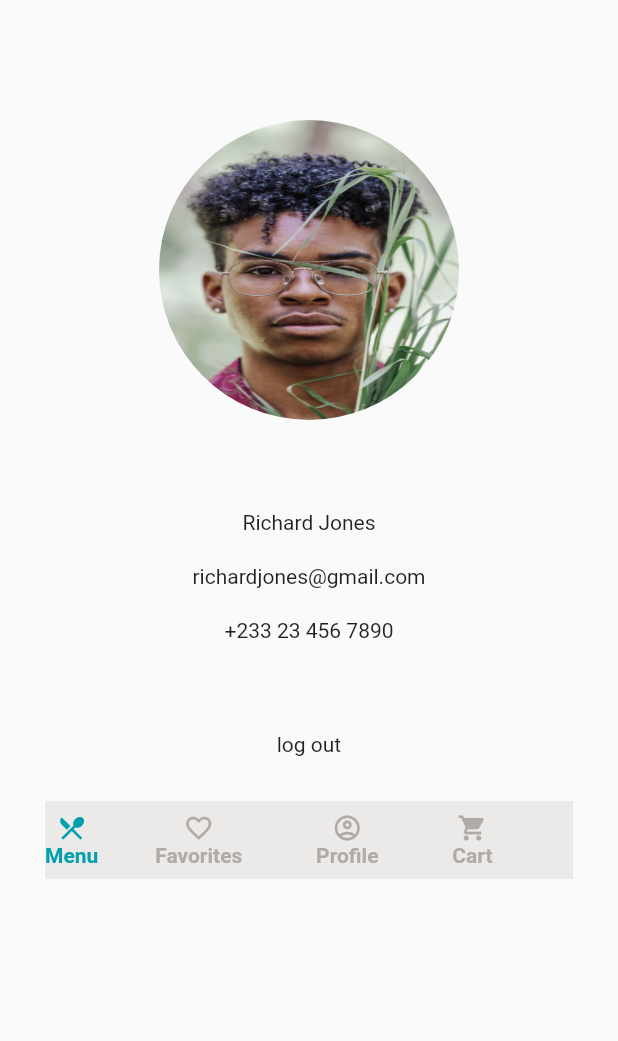
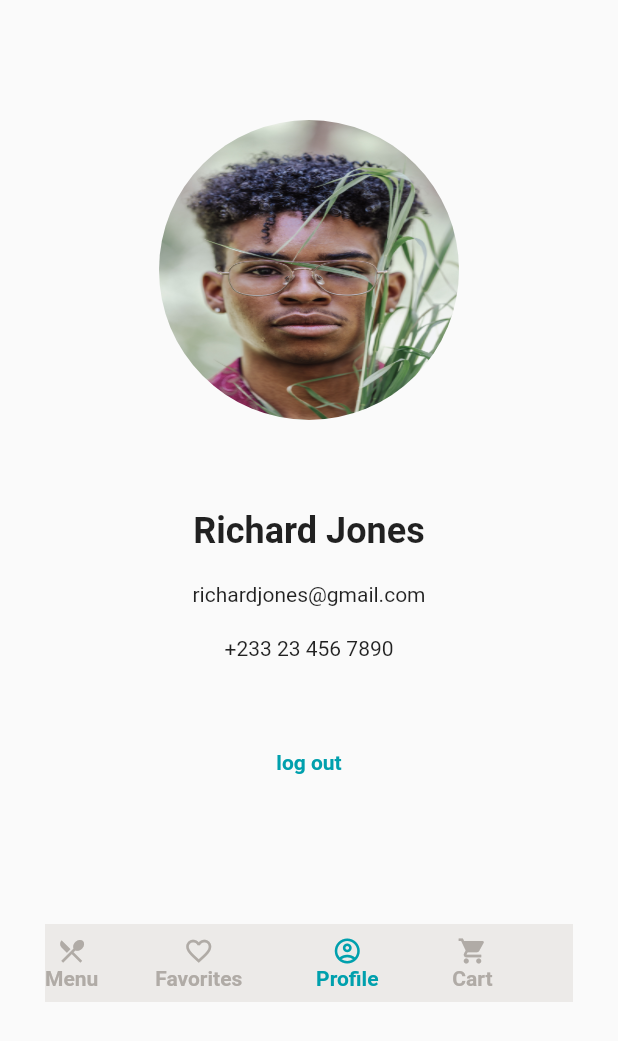
Before and after one commit to rich5k/fastfud_app, a Flutter app: the ProfilePage screen opened directly, on a phone screen of 412 x 824 dp. Shown: the top 1041 px of the screen. Run offline on Flutter 3.47's test engine with Material 2 defaults, Android fonts, the phone set to English and light mode, and no system bars.

Commit message:
completed profile page

```diff
--- a/lib/profile.dart
+++ b/lib/profile.dart
@@ -27,7 +27,11 @@ class ProfilePage extends StatelessWidget{
           SizedBox(height: 40.0),
           Container(
             child: Text(
-                'Richard Jones'
+                'Richard Jones',
+              style: const TextStyle(
+                  // color: Color.fromRGBO(176, 171, 166, 1.0),
+                  fontWeight: FontWeight.bold,
+                  fontSize: 24),
             ),
           ),
           SizedBox(height: 20.0),
@@ -45,9 +49,14 @@ class ProfilePage extends StatelessWidget{
           SizedBox(height: 60.0),
           Container(
             child: Text(
-              'log out'
+              'log out',
+              style: const TextStyle(
+                  color: Color.fromRGBO(0, 160, 173, 1.0),
+                  fontWeight: FontWeight.bold,
+                  fontSize: 14),
             ),
           ),
+          SizedBox(height: 70.0),
           Padding(
             padding: const EdgeInsets.all(15.0),
             child: ClipRRect(
@@ -63,13 +72,13 @@ class ProfilePage extends StatelessWidget{
                           children: [
                             Icon(
                               Icons.restaurant_menu,
-                              color: Color.fromRGBO(0, 160, 173, 1.0),
+                              color: Color.fromRGBO(176, 171, 166, 1.0),
                               size: 20.0,
                             ),
                             Text(
                               'Menu',
                               style: const TextStyle(
-                                  color: Color.fromRGBO(0, 160, 173, 1.0),
+                                  color: Color.fromRGBO(176, 171, 166, 1.0),
                                   fontWeight: FontWeight.bold,
                                   fontSize: 14),
                             ),
@@ -107,13 +116,13 @@ class ProfilePage extends StatelessWidget{
                             children: [
                               Icon(
                                 Icons.account_circle_outlined ,
-                                color: Color.fromRGBO(176, 171, 166, 1.0),
+                                color: Color.fromRGBO(0, 160, 173, 1.0),
                                 size: 20.0,
                               ),
                               Text(
                                 'Profile',
                                 style: const TextStyle(
-                                    color: Color.fromRGBO(176, 171, 166, 1.0),
+                                    color: Color.fromRGBO(0, 160, 173, 1.0),
                                     fontWeight: FontWeight.bold,
                                     fontSize: 14),
                               ),
```
